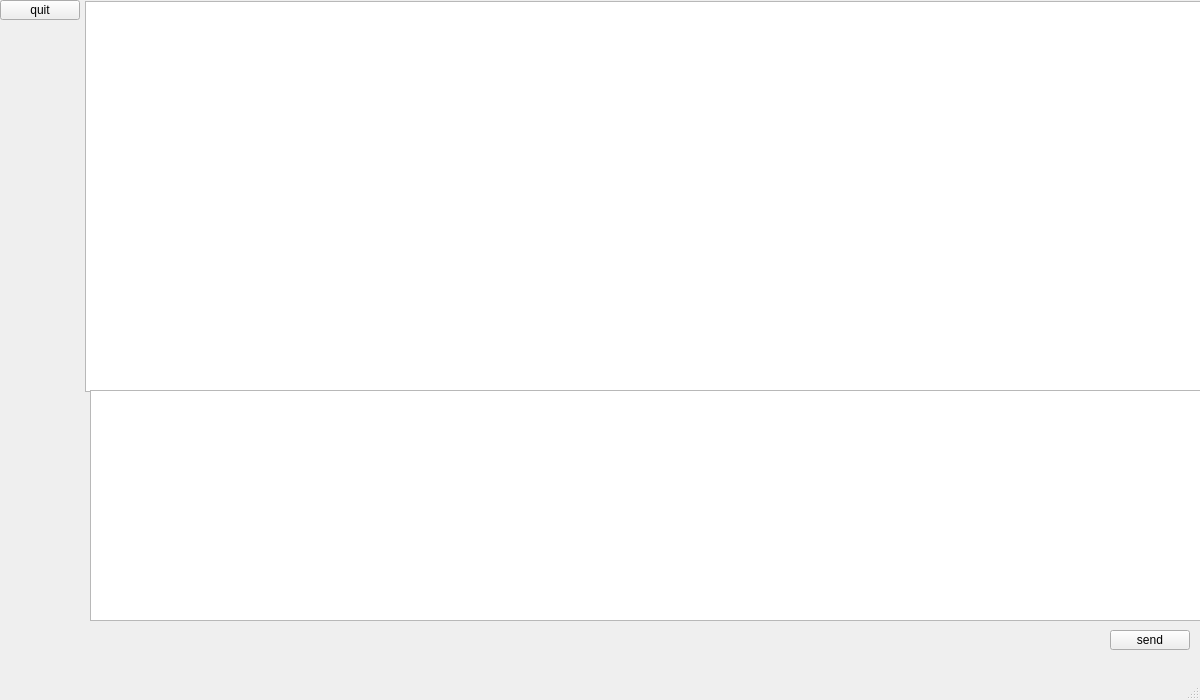
Qt form clientQt/ClientQt/chat.ui (woleigequy/networking_Assignment2) before a commit.
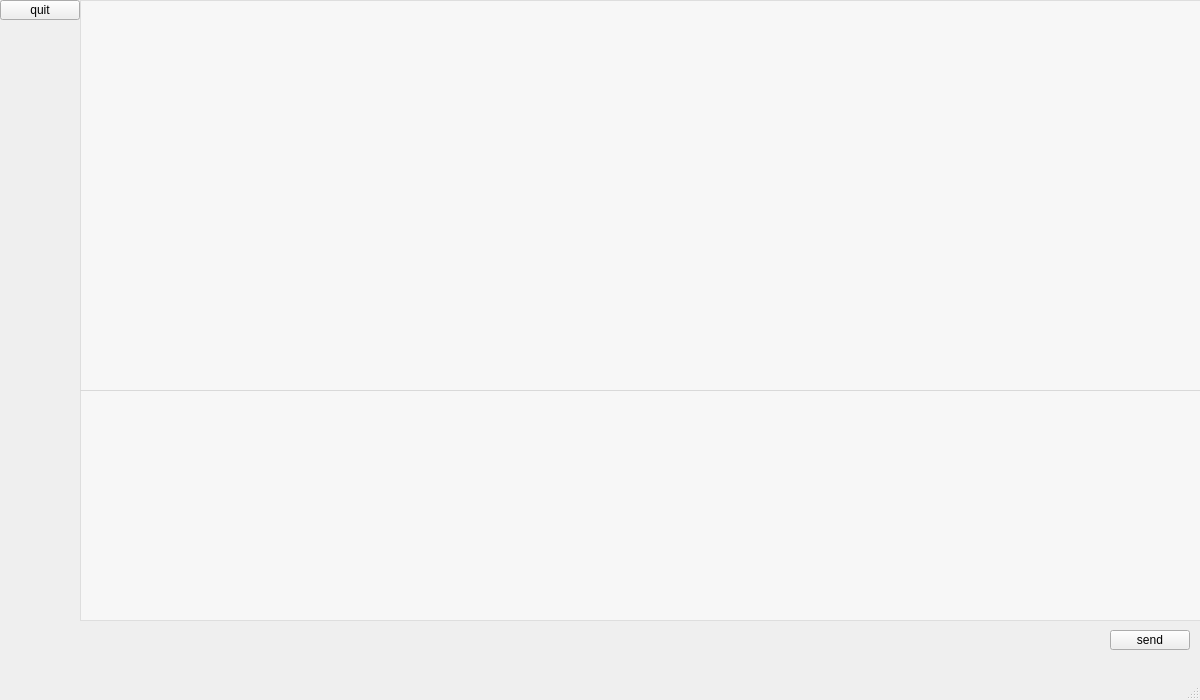
The same form after that commit. Icons and pictures are not drawn.

The edit to the form file:
```diff
--- a/clientQt/ClientQt/chat.ui
+++ b/clientQt/ClientQt/chat.ui
@@ -30,22 +30,28 @@
    <widget class="QTextBrowser" name="textBrowser">
     <property name="geometry">
      <rect>
-      <x>85</x>
-      <y>1</y>
+      <x>80</x>
+      <y>0</y>
       <width>1121</width>
       <height>391</height>
      </rect>
     </property>
+    <property name="styleSheet">
+     <string notr="true">background-color:rgba(255,255,255,0.5)</string>
+    </property>
    </widget>
    <widget class="QTextEdit" name="textEdit">
     <property name="geometry">
      <rect>
-      <x>90</x>
+      <x>80</x>
       <y>390</y>
-      <width>1111</width>
+      <width>1121</width>
       <height>231</height>
      </rect>
     </property>
+    <property name="styleSheet">
+     <string notr="true">background-color:rgba(255,255,255,0.5)</string>
+    </property>
    </widget>
    <widget class="QPushButton" name="pushButton_send">
     <property name="geometry">
```
Left out of the diff: 4 changed lines with no effect on the pictures.
